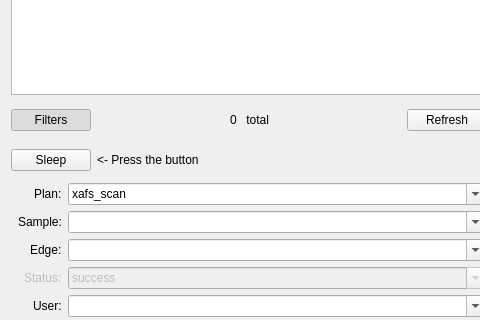
First picture: the form in src/firefly/run_browser.ui, repository spc-group/haven, before the edit; both pictures show x 0 to 480 and y 363 to 683 of the 1408 by 775 pixel window.
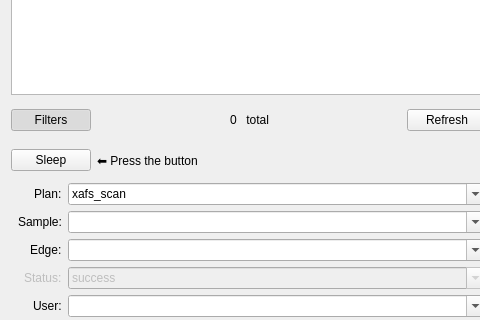
Second picture: the form after the edit. Custom widgets are drawn as their Qt base class.

What changed in the file:
```diff
--- a/src/firefly/run_browser.ui
+++ b/src/firefly/run_browser.ui
@@ -178,7 +178,7 @@
          <item>
           <widget class="QLabel" name="sleep_label">
            <property name="text">
-            <string>&lt;- Press the button</string>
+            <string>⬅ Press the button</string>
            </property>
           </widget>
          </item>
```
